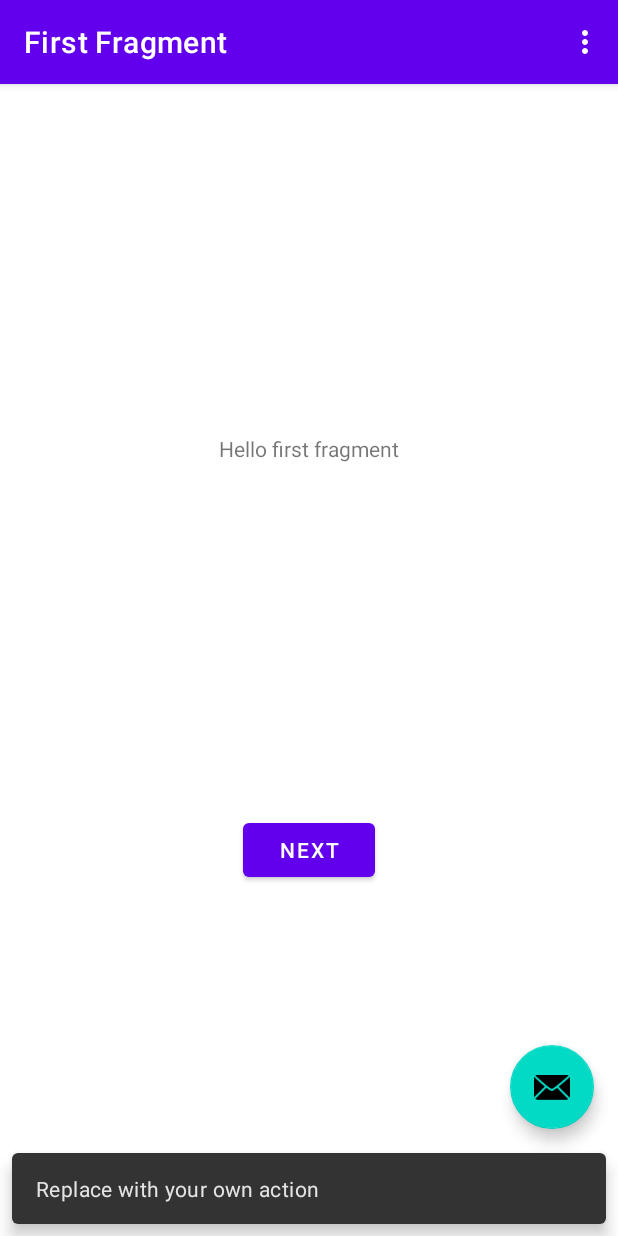
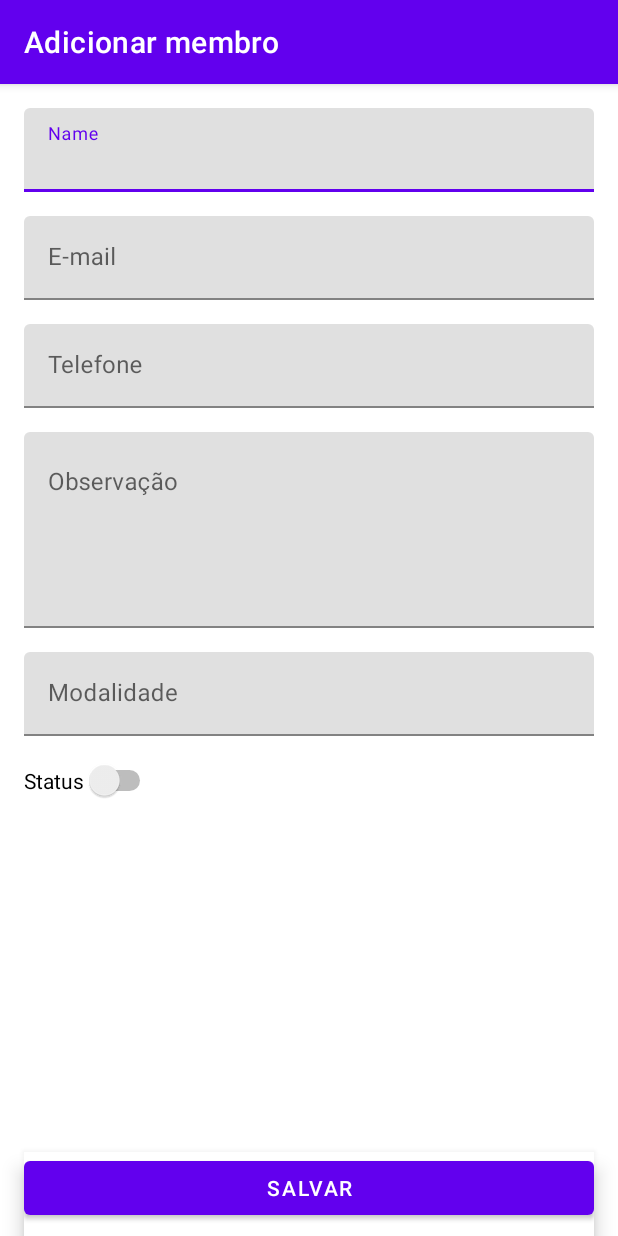
Before and after one commit to nathanaelbonfim/si03.4bim.android.membros, an Android app: the screen it shows after launch (MainActivity before the commit, Form after it), after a tap on an icon or button, on a phone screen of 412 x 824 dp. Run offline under Robolectric (Android 15) with nearby library versions, the phone set to English and light mode, and no system bars; our stand-ins replace navigation-ui.

Commit message:
feat(activity): formulário de adição de membro

```diff
--- a/app/build.gradle
+++ b/app/build.gradle
@@ -1,6 +1,7 @@
 plugins {
     id 'com.android.application'
     id 'org.jetbrains.kotlin.android'
+    id 'kotlin-kapt'
 }
 
 android {
@@ -36,7 +37,6 @@ android {
 }
 
 dependencies {
-
     implementation 'androidx.core:core-ktx:1.7.0'
     implementation 'androidx.appcompat:appcompat:1.5.1'
     implementation 'com.google.android.material:material:1.7.0'
@@ -46,4 +46,7 @@ dependencies {
     testImplementation 'junit:junit:4.13.2'
     androidTestImplementation 'androidx.test.ext:junit:1.1.4'
     androidTestImplementation 'androidx.test.espresso:espresso-core:3.5.0'
+
+    implementation("androidx.room:room-runtime:2.4.3")
+    kapt("androidx.room:room-compiler:2.4.3")
 }
--- a/app/src/main/AndroidManifest.xml
+++ b/app/src/main/AndroidManifest.xml
@@ -12,6 +12,14 @@
         android:supportsRtl="true"
         android:theme="@style/Theme.Membros"
         tools:targetApi="31">
+        <activity
+            android:name=".Form"
+            android:label="@string/add_member"
+            android:exported="false">
+            <meta-data
+                android:name="android.app.lib_name"
+                android:value="" />
+        </activity>
         <activity
             android:name=".MainActivity"
             android:exported="true"
--- /dev/null
+++ b/app/src/main/java/com/si03/android/membros/Form.kt
@@ -0,0 +1,11 @@
+package com.si03.android.membros
+
+import androidx.appcompat.app.AppCompatActivity
+import android.os.Bundle
+
+class Form : AppCompatActivity() {
+    override fun onCreate(savedInstanceState: Bundle?) {
+        super.onCreate(savedInstanceState)
+        setContentView(R.layout.activity_form)
+    }
+}
--- a/app/src/main/java/com/si03/android/membros/MainActivity.kt
+++ b/app/src/main/java/com/si03/android/membros/MainActivity.kt
@@ -1,5 +1,6 @@
 package com.si03.android.membros
 
+import android.content.Intent
 import android.os.Bundle
 import com.google.android.material.snackbar.Snackbar
 import androidx.appcompat.app.AppCompatActivity
@@ -29,8 +30,8 @@ class MainActivity : AppCompatActivity() {
         setupActionBarWithNavController(navController, appBarConfiguration)
 
         binding.fab.setOnClickListener { view ->
-            Snackbar.make(view, "Replace with your own action", Snackbar.LENGTH_LONG)
-                .setAction("Action", null).show()
+            val intent = Intent(this, Form::class.java)
+            startActivity(intent)
         }
     }
 
--- /dev/null
+++ b/app/src/main/java/com/si03/android/membros/Model/AppDatabase.kt
@@ -0,0 +1,9 @@
+package com.si03.android.membros.Model
+
+import androidx.room.Database
+import androidx.room.RoomDatabase
+
+@Database(entities = [Pessoa::class], version = 1)
+abstract class AppDatabase: RoomDatabase() {
+    abstract fun pessoaDao(): PessoaDao
+}
--- /dev/null
+++ b/app/src/main/java/com/si03/android/membros/Model/Pessoa.kt
@@ -0,0 +1,19 @@
+package com.si03.android.membros.Model
+
+import androidx.room.ColumnInfo
+import androidx.room.Entity
+import androidx.room.PrimaryKey
+
+// An entity class named Pessoa for Room database
+// for a members application
+
+@Entity
+data class Pessoa(
+    @PrimaryKey(autoGenerate = true) val id: Int,
+    @ColumnInfo(name = "status") val status: String?,
+    @ColumnInfo(name = "nome") val nome: String?,
+    @ColumnInfo(name = "email") val email: String?,
+    @ColumnInfo(name = "telefone") val telefone: String?,
+    @ColumnInfo(name = "modalidade") val modalidade: String?,
+    @ColumnInfo(name = "observacao") val observacao: String?,
+)
--- /dev/null
+++ b/app/src/main/java/com/si03/android/membros/Model/PessoaDao.kt
@@ -0,0 +1,24 @@
+package com.si03.android.membros.Model
+
+import androidx.room.Dao
+import androidx.room.Delete
+import androidx.room.Insert
+import androidx.room.Query
+
+@Dao
+interface PessoaDao {
+    @Query("SELECT * FROM pessoa")
+    fun getAll(): List<Pessoa>
+
+    @Query("SELECT * FROM pessoa WHERE id IN (:userIds)")
+    fun loadAllByIds(userIds: IntArray): List<Pessoa>
+
+    @Query("SELECT * FROM pessoa WHERE nome LIKE :name LIMIT 1")
+    fun findByName(name: String): Pessoa
+
+    @Insert
+    fun insertAll(vararg users: Pessoa)
+
+    @Delete
+    fun delete(user: Pessoa)
+}
--- /dev/null
+++ b/app/src/main/res/layout/activity_form.xml
@@ -0,0 +1,146 @@
+<?xml version="1.0" encoding="utf-8"?>
+<androidx.constraintlayout.widget.ConstraintLayout xmlns:android="http://schemas.android.com/apk/res/android"
+    xmlns:app="http://schemas.android.com/apk/res-auto"
+    xmlns:tools="http://schemas.android.com/tools"
+    android:layout_width="match_parent"
+    android:layout_height="match_parent"
+    tools:context=".Form">
+
+    <com.google.android.material.textfield.TextInputLayout
+        android:id="@+id/textInputLayoutNome"
+        android:layout_width="match_parent"
+        android:layout_height="wrap_content"
+        android:layout_marginTop="16dp"
+        android:layout_marginEnd="16dp"
+        android:layout_marginStart="16dp"
+        app:layout_constraintEnd_toEndOf="parent"
+        app:layout_constraintStart_toStartOf="parent"
+        app:layout_constraintTop_toTopOf="parent">
+        <com.google.android.material.textfield.TextInputEditText
+            android:id="@+id/inputNome"
+            android:layout_width="match_parent"
+            android:layout_height="wrap_content"
+            android:hint="Name"
+            android:inputType="text" />
+    </com.google.android.material.textfield.TextInputLayout>
+
+    <com.google.android.material.textfield.TextInputLayout
+        android:id="@+id/textInputLayoutEmail"
+        android:layout_width="match_parent"
+        android:layout_height="wrap_content"
+        android:layout_marginTop="16dp"
+        android:layout_marginEnd="16dp"
+        android:layout_marginStart="16dp"
+        app:layout_constraintEnd_toEndOf="parent"
+        app:layout_constraintStart_toStartOf="parent"
+        app:layout_constraintTop_toBottomOf="@+id/textInputLayoutNome">
+        <com.google.android.material.textfield.TextInputEditText
+            android:id="@+id/inputEmail"
+            android:layout_width="match_parent"
+            android:layout_height="wrap_content"
+            android:hint="E-mail"
+            android:inputType="textEmailAddress" />
+    </com.google.android.material.textfield.TextInputLayout>
+
+    <com.google.android.material.textfield.TextInputLayout
+        android:id="@+id/textInputLayoutTelefone"
+        android:layout_width="match_parent"
+        android:layout_height="wrap_content"
+        android:layout_marginTop="16dp"
+        android:layout_marginEnd="16dp"
+        android:layout_marginStart="16dp"
+        app:layout_constraintEnd_toEndOf="parent"
+        app:layout_constraintStart_toStartOf="parent"
+        app:layout_constraintTop_toBottomOf="@+id/textInputLayoutEmail">
+        <com.google.android.material.textfield.TextInputEditText
+            android:id="@+id/inputTelefone"
+            android:layout_width="match_parent"
+            android:layout_height="wrap_content"
+            android:hint="Telefone"
+            android:inputType="phone" />
+    </com.google.android.material.textfield.TextInputLayout>
+
+    <com.google.android.material.textfield.TextInputLayout
+        android:id="@+id/textInputLayoutObservacao"
+        android:layout_width="match_parent"
+        android:layout_height="wrap_content"
+        android:layout_marginTop="16dp"
+        android:layout_marginEnd="16dp"
+        android:layout_marginStart="16dp"
+        app:layout_constraintEnd_toEndOf="parent"
+        app:layout_constraintStart_toStartOf="parent"
+        app:layout_constraintTop_toBottomOf="@+id/textInputLayoutTelefone">
+        <com.google.android.material.textfield.TextInputEditText
+            android:id="@+id/inputObservacao"
+            android:layout_width="match_parent"
+            android:layout_height="wrap_content"
+            android:hint="Observação"
+            android:lines="5"
+            android:inputType="textMultiLine"
+            android:gravity="top|left"
+            />
+
+        <!-- An material input dropdown with a list of options:
+        - Gold
+        - Silver
+        - Bronze
+        -->
+        <com.google.android.material.textfield.TextInputLayout
+            android:id="@+id/textInputLayoutModalidade"
+            android:layout_width="match_parent"
+            android:layout_height="wrap_content"
+            android:layout_marginTop="16dp"
+            app:layout_constraintEnd_toEndOf="parent"
+            app:layout_constraintStart_toStartOf="parent"
+            app:layout_constraintTop_toBottomOf="@+id/textInputLayoutObservacao">
+            <com.google.android.material.textfield.TextInputEditText
+                android:id="@+id/inputModalidade"
+                android:layout_width="match_parent"
+                android:layout_height="wrap_content"
+                android:hint="Modalidade"
+                android:inputType="text" />
+        </com.google.android.material.textfield.TextInputLayout>
+
+    </com.google.android.material.textfield.TextInputLayout>
+
+    <com.google.android.material.textfield.TextInputLayout
+        android:id="@+id/textInputLayoutStatus"
+        android:layout_width="match_parent"
+        android:layout_height="wrap_content"
+        android:layout_marginTop="16dp"
+        android:layout_marginStart="16dp"
+        android:layout_marginEnd="16dp"
+        app:layout_constraintEnd_toEndOf="parent"
+        app:layout_constraintStart_toStartOf="parent"
+        app:layout_constraintTop_toBottomOf="@+id/textInputLayoutObservacao">
+
+        <Switch
+            android:id="@+id/inputStatus"
+            android:layout_width="wrap_content"
+            android:layout_height="wrap_content"
+            android:text="Status"
+            app:layout_constraintEnd_toEndOf="parent"
+            app:layout_constraintStart_toStartOf="parent"
+            />
+    </com.google.android.material.textfield.TextInputLayout>
+
+    <com.google.android.material.bottomnavigation.BottomNavigationView
+        android:id="@+id/bottom_navigation"
+        android:layout_width="match_parent"
+        android:layout_height="wrap_content"
+        app:layout_constraintBottom_toBottomOf="parent"
+        app:layout_constraintEnd_toEndOf="parent"
+        app:layout_constraintStart_toStartOf="parent"
+        android:layout_marginStart="16dp"
+        android:layout_marginEnd="16dp"
+        >
+        <Button
+            android:id="@+id/btnSalvar"
+            android:layout_width="match_parent"
+            android:layout_height="wrap_content"
+            android:text="Salvar"
+            app:layout_constraintEnd_toEndOf="parent"
+            app:layout_constraintStart_toStartOf="parent"/>
+    </com.google.android.material.bottomnavigation.BottomNavigationView>
+
+</androidx.constraintlayout.widget.ConstraintLayout>
--- a/app/src/main/res/layout/activity_main.xml
+++ b/app/src/main/res/layout/activity_main.xml
@@ -29,6 +29,7 @@
         android:layout_gravity="bottom|end"
         android:layout_marginEnd="@dimen/fab_margin"
         android:layout_marginBottom="16dp"
-        app:srcCompat="@android:drawable/ic_dialog_email" />
+        app:srcCompat="@android:drawable/ic_input_add"
+        />
 
 </androidx.coordinatorlayout.widget.CoordinatorLayout>
--- a/app/src/main/res/layout/card.xml
+++ /dev/null
@@ -1,6 +0,0 @@
-<?xml version="1.0" encoding="utf-8"?>
-<androidx.constraintlayout.widget.ConstraintLayout xmlns:android="http://schemas.android.com/apk/res/android"
-    android:layout_width="match_parent"
-    android:layout_height="match_parent">
-
-</androidx.constraintlayout.widget.ConstraintLayout>
--- a/app/src/main/res/layout/form_cadastro.xml
+++ /dev/null
@@ -1,14 +0,0 @@
-<?xml version="1.0" encoding="utf-8"?>
-<androidx.constraintlayout.widget.ConstraintLayout xmlns:android="http://schemas.android.com/apk/res/android"
-    xmlns:app="http://schemas.android.com/apk/res-auto"
-    xmlns:tools="http://schemas.android.com/tools"
-    android:layout_width="match_parent"
-    android:layout_height="match_parent">
-
-    <LinearLayout
-        android:layout_width="8dp"
-        android:layout_height="3dp"
-        android:orientation="horizontal"
-        tools:layout_editor_absoluteX="85dp"
-        tools:layout_editor_absoluteY="1dp" />
-</androidx.constraintlayout.widget.ConstraintLayout>
--- a/app/src/main/res/values/strings.xml
+++ b/app/src/main/res/values/strings.xml
@@ -9,4 +9,5 @@
 
     <string name="hello_first_fragment">Hello first fragment</string>
     <string name="hello_second_fragment">Hello second fragment. Arg: %1$s</string>
+    <string name="add_member">Adicionar membro</string>
 </resources>
```
